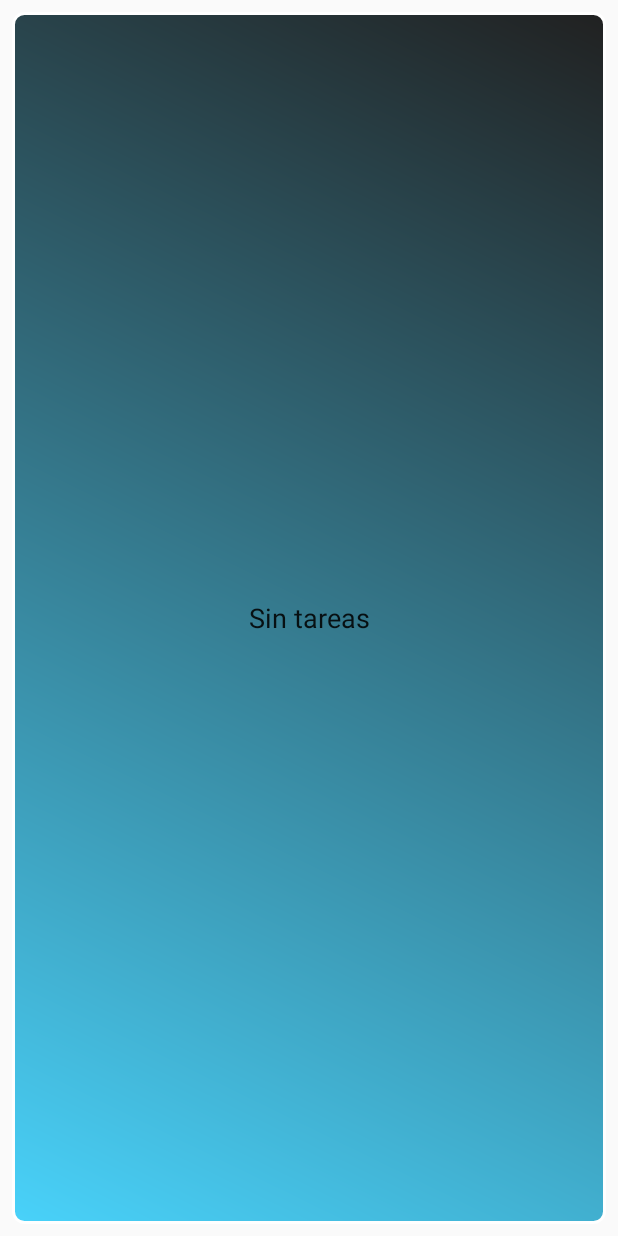
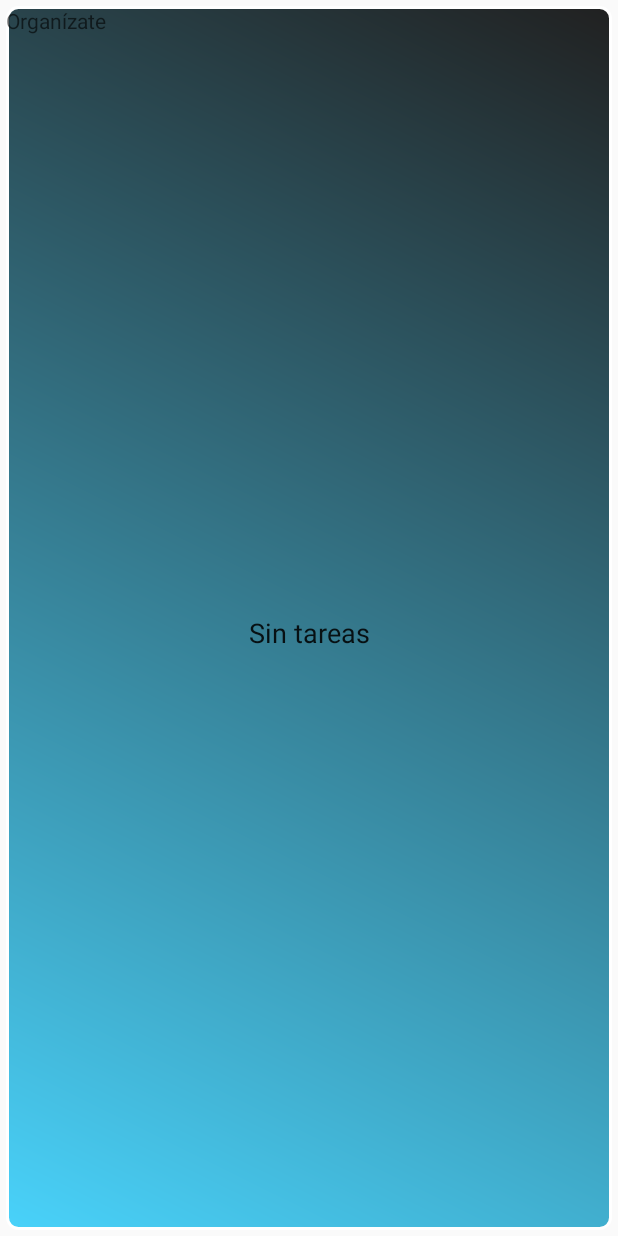
Before and after one commit to ccasanoval/Organizate, an Android app: the layout widget_layout.xml on its own in the app's theme, with its tools: preview values and no code run, on a phone screen of 412 x 824 dp. Run offline under Robolectric (Android 15) with nearby library versions, the phone set to English and light mode, and no system bars.

Commit message:
Timer y click cambian el texto de tarea en widget

```diff
--- a/app/src/main/res/layout/widget_layout.xml
+++ b/app/src/main/res/layout/widget_layout.xml
@@ -3,8 +3,18 @@
 	android:id="@+id/layout"
 	android:layout_width="match_parent"
 	android:layout_height="match_parent"
-	android:layout_margin="8dip"
-	android:background="@drawable/widget" >
+	android:layout_margin="4dip"
+	android:orientation="vertical"
+	android:background="@drawable/widget">
+
+	<TextView
+		android:id="@+id/lbl"
+		style="@android:style/TextAppearance.Small"
+		android:layout_width="wrap_content"
+		android:layout_height="wrap_content"
+		android:layout_margin="0dip"
+		android:text="@string/app_name" >
+	</TextView>
 
 	<TextView
 		android:id="@+id/update"
@@ -13,7 +23,7 @@
 		android:layout_height="match_parent"
 		android:layout_gravity="center"
 		android:gravity="center_horizontal|center_vertical"
-		android:layout_margin="4dip"
+		android:layout_margin="2dip"
 		android:text="@string/sintareas" >
 	</TextView>
 
```
Also changed, not shown: app/src/main/java/com/cesoftware/cestodo1/UpdateWidgetService.java (+35 -12 lines).
